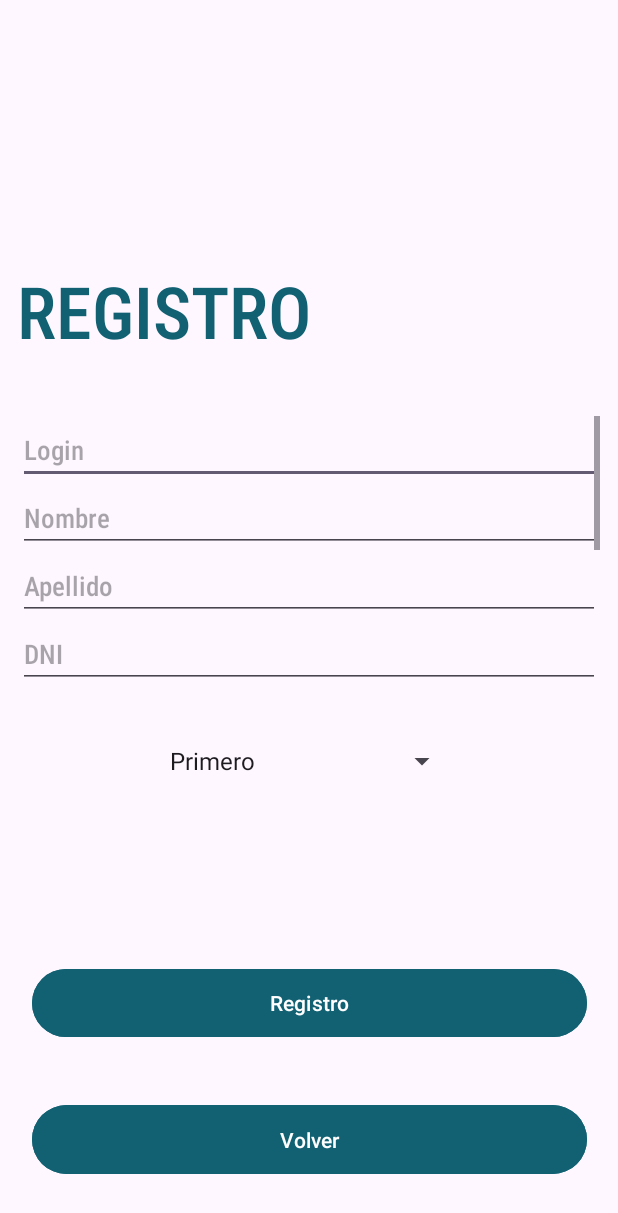
After one commit to corderaa/ElorClass, an Android app: the RegisterActivity screen opened directly, with no data from a screen before it, on a phone screen of 412 x 824 dp. The commit adds this screen. Shown: the top 1213 px of the screen. Run offline under Robolectric (Android 15) with nearby library versions, the phone set to English and light mode, and no system bars.

Commit message:
Panel de Registro

```diff
--- a/app/src/main/AndroidManifest.xml
+++ b/app/src/main/AndroidManifest.xml
@@ -26,6 +26,7 @@
             </intent-filter>
         </activity>
         <activity android:name=".LoginActivity" />
+        <activity android:name=".RegisterActivity" />
     </application>
 
 </manifest>
--- a/app/src/main/java/com/example/elorclass/LoginActivity.kt
+++ b/app/src/main/java/com/example/elorclass/LoginActivity.kt
@@ -1,5 +1,6 @@
 package com.example.elorclass
 
+import android.content.Intent
 import android.net.ConnectivityManager
 import android.os.Bundle
 import android.widget.ArrayAdapter
@@ -30,6 +31,7 @@ class LoginActivity: AppCompatActivity() {
 
         val users: List<RememberMeDB> = db.rememberMeDao().getAll()
         val buttonConnexion: Button = findViewById(R.id.buttonLogin)
+        val buttonRegister: Button = findViewById(R.id.buttonRegister)
         val actvUser: AutoCompleteTextView = findViewById(R.id.autoCompleteTextViewUser)
         val etPassword: EditText = findViewById(R.id.editTextPassword)
         val cbRememberMe: CheckBox = findViewById(R.id.checkBoxRememberMe)
@@ -80,5 +82,12 @@ class LoginActivity: AppCompatActivity() {
                 Toast.makeText(this, "No conectado", Toast.LENGTH_SHORT).show()
             }
         }
+        buttonRegister.setOnClickListener {
+            if (functionalities.checkConnection(connectivityManager)){
+                val intent = Intent(this, RegisterActivity::class.java)
+                startActivity(intent)
+                finish()
+            }
+        }
     }
 }
--- /dev/null
+++ b/app/src/main/java/com/example/elorclass/RegisterActivity.kt
@@ -0,0 +1,72 @@
+package com.example.elorclass
+
+import android.content.Intent
+import android.net.ConnectivityManager
+import android.os.Bundle
+import android.view.View
+import android.widget.AdapterView
+import android.widget.ArrayAdapter
+import android.widget.Button
+import android.widget.CheckBox
+import android.widget.Spinner
+import android.widget.Toast
+import androidx.activity.enableEdgeToEdge
+import androidx.appcompat.app.AppCompatActivity
+import com.example.elorclass.functionalities.Functionalities
+
+class RegisterActivity : AppCompatActivity() {
+    override fun onCreate(savedInstanceState: Bundle?) {
+        super.onCreate(savedInstanceState)
+        enableEdgeToEdge()
+        setContentView(R.layout.register)
+        val connectivityManager = getSystemService(ConnectivityManager::class.java) as ConnectivityManager
+        val functionalities = Functionalities()
+        val spinner = findViewById<Spinner>(R.id.spinner)
+        val cbDual = findViewById<CheckBox>(R.id.checkDual)
+        val buttonRegister = findViewById<Button>(R.id.buttonRegister)
+        val buttonVolver = findViewById<Button>(R.id.buttonGoBack)
+        val years = ArrayList<String>()
+        years.add("Primero")
+        years.add("Segundo")
+        val adapter = ArrayAdapter(this, android.R.layout.simple_spinner_item, years)
+        spinner.adapter = adapter
+
+        spinner.onItemSelectedListener = object : AdapterView.OnItemSelectedListener {
+            override fun onItemSelected(parentView: AdapterView<*>?, view: View?, position: Int, id: Long) {
+                val selectedOption = parentView?.getItemAtPosition(position).toString()
+                if (selectedOption == "Segundo")
+                    cbDual.visibility = View.VISIBLE
+                else
+                    cbDual.visibility = View.INVISIBLE
+            }
+
+            override fun onNothingSelected(parentView: AdapterView<*>?) {
+                cbDual.visibility = View.INVISIBLE
+            }
+        }
+
+        buttonRegister.setOnClickListener {
+            if (functionalities.checkConnection(connectivityManager)){
+                Toast.makeText(
+                    this, "conectado", Toast.LENGTH_SHORT
+                ).show()
+            } else {
+                Toast.makeText(
+                    this, "No conectado", Toast.LENGTH_SHORT
+                ).show()
+            }
+        }
+
+        buttonVolver.setOnClickListener {
+            if(functionalities.checkConnection(connectivityManager)){
+                val intent = Intent(this, LoginActivity::class.java)
+                startActivity(intent)
+                finish()
+            } else {
+                Toast.makeText(
+                    this, "No conectado", Toast.LENGTH_SHORT
+                ).show()
+            }
+        }
+    }
+}
--- a/app/src/main/res/layout/login.xml
+++ b/app/src/main/res/layout/login.xml
@@ -32,12 +32,12 @@
         app:layout_constraintStart_toStartOf="parent"
         app:layout_constraintEnd_toEndOf="parent"
         android:text="Login"
-        app:layout_constraintBottom_toTopOf="@+id/buttonRegistro"
+        app:layout_constraintBottom_toTopOf="@+id/buttonRegister"
         app:layout_constraintTop_toBottomOf="@+id/editTextPassword"
         tools:layout_editor_absoluteX="162dp" />
 
     <Button
-        android:id="@+id/buttonRegistro"
+        android:id="@+id/buttonRegister"
         android:layout_width="wrap_content"
         android:layout_height="wrap_content"
         app:layout_constraintStart_toStartOf="parent"
@@ -55,7 +55,7 @@
         app:layout_constraintStart_toStartOf="parent"
         app:layout_constraintEnd_toEndOf="parent"
         app:layout_constraintBottom_toBottomOf="parent"
-        app:layout_constraintTop_toBottomOf="@+id/buttonRegistro"
+        app:layout_constraintTop_toBottomOf="@+id/buttonRegister"
         tools:layout_editor_absoluteX="163dp" />
 
     <AutoCompleteTextView
@@ -93,5 +93,6 @@
         app:layout_constraintStart_toStartOf="parent"
         app:layout_constraintBottom_toTopOf="@+id/autoCompleteTextViewUser"
         app:layout_constraintTop_toBottomOf="@+id/textViewTitle"
-        tools:layout_editor_absoluteY="325dp" />
+        tools:layout_editor_absoluteY="325dp"
+        android:visibility="invisible"/>
 </androidx.constraintlayout.widget.ConstraintLayout>
--- /dev/null
+++ b/app/src/main/res/layout/register.xml
@@ -0,0 +1,179 @@
+<?xml version="1.0" encoding="utf-8"?>
+<androidx.constraintlayout.widget.ConstraintLayout xmlns:android="http://schemas.android.com/apk/res/android"
+    xmlns:app="http://schemas.android.com/apk/res-auto"
+    xmlns:tools="http://schemas.android.com/tools"
+    android:layout_width="match_parent"
+    android:layout_height="match_parent">
+
+    <ImageView
+        android:id="@+id/imageView"
+        android:layout_width="339dp"
+        android:layout_height="100dp"
+        app:layout_constraintBottom_toTopOf="@+id/textViewTitle"
+        app:layout_constraintEnd_toEndOf="parent"
+        app:layout_constraintHorizontal_bias="0.291"
+        app:layout_constraintStart_toStartOf="parent"
+        app:layout_constraintTop_toTopOf="parent"
+        />
+
+    <TextView
+        android:id="@+id/textViewTitle"
+        android:layout_width="288dp"
+        android:layout_height="65dp"
+        android:fontFamily="sans-serif-condensed-medium"
+        android:text="REGISTRO"
+        android:textColor="#116173"
+        android:textSize="48sp"
+        app:layout_constraintBottom_toTopOf="@+id/scrollView"
+        app:layout_constraintEnd_toEndOf="parent"
+        app:layout_constraintHorizontal_bias="0.089"
+        app:layout_constraintStart_toStartOf="parent"
+        app:layout_constraintTop_toBottomOf="@+id/imageView" />
+
+    <ScrollView
+        android:id="@+id/scrollView"
+        android:layout_width="388dp"
+        android:layout_height="180dp"
+        app:layout_constraintBottom_toTopOf="@+id/spinner"
+        app:layout_constraintTop_toBottomOf="@+id/textViewTitle"
+        app:layout_constraintEnd_toEndOf="parent"
+        app:layout_constraintStart_toStartOf="parent"
+        tools:layout_editor_absoluteX="12dp">
+
+        <LinearLayout
+            android:layout_width="match_parent"
+            android:layout_height="wrap_content"
+            android:orientation="vertical">
+
+            <EditText
+                android:id="@+id/editTextLogin"
+                android:layout_width="match_parent"
+                android:layout_height="wrap_content"
+                android:ems="10"
+                android:fontFamily="sans-serif-condensed-medium"
+                android:hint="Login"
+                android:inputType="text"
+                tools:layout_editor_absoluteX="16dp" />
+
+            <EditText
+                android:id="@+id/editTextName"
+                android:layout_width="match_parent"
+                android:layout_height="wrap_content"
+                android:ems="10"
+                android:fontFamily="sans-serif-condensed-medium"
+                android:hint="Nombre"
+                android:inputType="text"
+                tools:layout_editor_absoluteX="16dp" />
+
+            <EditText
+                android:id="@+id/editTextSurname"
+                android:layout_width="match_parent"
+                android:layout_height="wrap_content"
+                android:ems="10"
+                android:fontFamily="sans-serif-condensed-medium"
+                android:hint="Apellido"
+                android:inputType="text"
+                tools:layout_editor_absoluteX="16dp" />
+
+            <EditText
+                android:id="@+id/editTextID"
+                android:layout_width="match_parent"
+                android:layout_height="wrap_content"
+                android:ems="10"
+                android:fontFamily="sans-serif-condensed-medium"
+                android:hint="DNI"
+                android:inputType="text"
+                tools:layout_editor_absoluteX="16dp" />
+
+            <EditText
+                android:id="@+id/editTextAdress"
+                android:layout_width="match_parent"
+                android:layout_height="wrap_content"
+                android:ems="10"
+                android:fontFamily="sans-serif-condensed-medium"
+                android:hint="Dirección"
+                android:inputType="text"
+                tools:layout_editor_absoluteX="16dp" />
+
+            <EditText
+                android:id="@+id/editTextFirstTelephone"
+                android:layout_width="match_parent"
+                android:layout_height="wrap_content"
+                android:ems="10"
+                android:fontFamily="sans-serif-condensed-medium"
+                android:hint="Teléfono1"
+                android:inputType="phone"
+                tools:layout_editor_absoluteX="16dp" />
+
+            <EditText
+                android:id="@+id/editTextSecondTelephone"
+                android:layout_width="match_parent"
+                android:layout_height="wrap_content"
+                android:ems="10"
+                android:fontFamily="sans-serif-condensed-medium"
+                android:hint="Teléfono2"
+                android:inputType="phone"
+                tools:layout_editor_absoluteX="16dp" />
+
+            <EditText
+                android:id="@+id/editTextStudies"
+                android:layout_width="match_parent"
+                android:layout_height="wrap_content"
+                android:ems="10"
+                android:fontFamily="sans-serif-condensed-medium"
+                android:hint="Ciclo"
+                android:inputType="text"
+                tools:layout_editor_absoluteX="16dp" />
+
+        </LinearLayout>
+    </ScrollView>
+
+    <Button
+        android:id="@+id/buttonRegister"
+        android:layout_width="370dp"
+        android:layout_height="0dp"
+        android:backgroundTint="#116173"
+        android:text="Registro"
+        app:layout_constraintBottom_toTopOf="@+id/buttonGoBack"
+        app:layout_constraintEnd_toEndOf="parent"
+        app:layout_constraintHeight_percent="0.065"
+        app:layout_constraintStart_toStartOf="parent"
+        app:layout_constraintTop_toBottomOf="@+id/checkDual"
+        app:layout_constraintWidth_percent="0.9" />
+
+    <Button
+        android:id="@+id/buttonGoBack"
+        android:layout_width="370dp"
+        android:layout_height="0dp"
+        android:backgroundTint="#116173"
+        android:text="Volver"
+        app:layout_constraintBottom_toBottomOf="parent"
+        app:layout_constraintEnd_toEndOf="parent"
+        app:layout_constraintHeight_percent="0.065"
+        app:layout_constraintStart_toStartOf="parent"
+        app:layout_constraintTop_toBottomOf="@+id/buttonRegister"
+        app:layout_constraintWidth_percent="0.9" />
+
+    <Spinner
+        android:id="@+id/spinner"
+        android:layout_width="200dp"
+        android:layout_height="wrap_content"
+        app:layout_constraintBottom_toTopOf="@+id/checkDual"
+        app:layout_constraintEnd_toEndOf="parent"
+        app:layout_constraintHorizontal_bias="0.497"
+        app:layout_constraintStart_toStartOf="parent"
+        app:layout_constraintTop_toBottomOf="@+id/scrollView" />
+
+    <CheckBox
+        android:id="@+id/checkDual"
+        android:layout_width="wrap_content"
+        android:layout_height="wrap_content"
+        android:text="Dual intensiva"
+        app:layout_constraintBottom_toTopOf="@+id/buttonRegister"
+        app:layout_constraintEnd_toEndOf="parent"
+        app:layout_constraintHorizontal_bias="0.497"
+        app:layout_constraintStart_toStartOf="parent"
+        app:layout_constraintTop_toBottomOf="@+id/spinner"
+        tools:layout_editor_absoluteY="325dp" />
+
+</androidx.constraintlayout.widget.ConstraintLayout>
```
